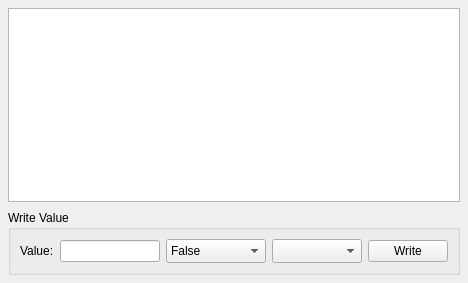
The window that src/ui/widgets/attributeswidget.ui (sanny32/OpenUaExplorer) describes before a commit, drawn with Qt 5.
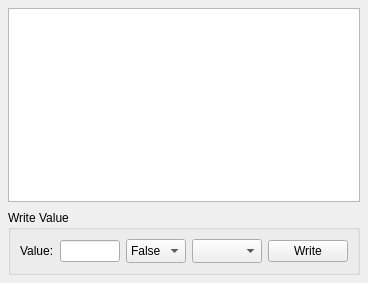
The same window after the commit. Custom widgets are drawn as their Qt base class.

Commit message: feat: Adjust minimum sizes for UI elements in AttributesFeature and AttributesWidget

Diff of the .ui file:
```diff
--- a/src/ui/widgets/attributeswidget.ui
+++ b/src/ui/widgets/attributeswidget.ui
@@ -68,7 +68,7 @@
        <widget class="ValueLineEdit" name="valueEdit">
         <property name="minimumSize">
          <size>
-          <width>100</width>
+          <width>60</width>
           <height>0</height>
          </size>
         </property>
@@ -78,7 +78,7 @@
        <widget class="QComboBox" name="valueCombo">
         <property name="minimumSize">
          <size>
-          <width>100</width>
+          <width>60</width>
           <height>0</height>
          </size>
         </property>
@@ -110,7 +110,7 @@
        <widget class="QComboBox" name="typeCombo">
         <property name="minimumSize">
          <size>
-          <width>90</width>
+          <width>70</width>
           <height>0</height>
          </size>
         </property>
```
The commit also changes 1 other file.
